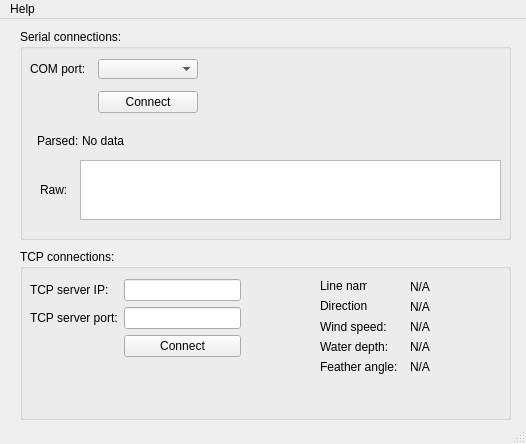
Before: the Qt Designer form venv/digiGUI.ui in bajer83/observerlog, drawn with Qt 5.
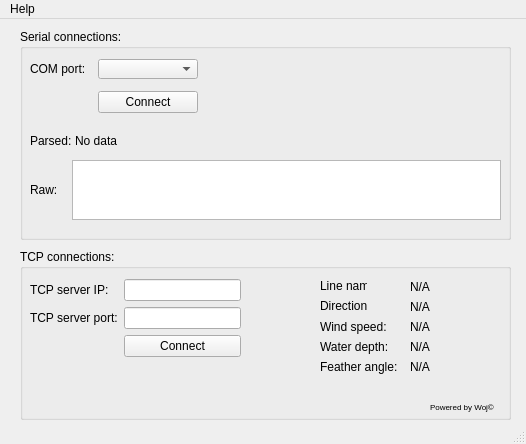
After: the same form once the commit is applied.

Commit message: Added more info into Help

```diff
--- a/venv/digiGUI.ui
+++ b/venv/digiGUI.ui
@@ -18,13 +18,13 @@
   </property>
   <property name="minimumSize">
    <size>
-    <width>300</width>
-    <height>300</height>
+    <width>526</width>
+    <height>444</height>
    </size>
   </property>
   <property name="maximumSize">
    <size>
-    <width>724</width>
+    <width>526</width>
     <height>604</height>
    </size>
   </property>
@@ -106,7 +106,7 @@
          <enum>QLayout::SetDefaultConstraint</enum>
         </property>
         <property name="leftMargin">
-         <number>7</number>
+         <number>0</number>
         </property>
         <property name="rightMargin">
          <number>0</number>
@@ -150,8 +150,11 @@
       </item>
       <item>
        <layout class="QHBoxLayout" name="horizontalLayout_3">
+        <property name="spacing">
+         <number>14</number>
+        </property>
         <property name="leftMargin">
-         <number>10</number>
+         <number>0</number>
         </property>
         <property name="rightMargin">
          <number>0</number>
@@ -179,7 +182,7 @@
           </property>
           <property name="minimumSize">
            <size>
-            <width>400</width>
+            <width>390</width>
             <height>50</height>
            </size>
           </property>
@@ -189,6 +192,9 @@
             <height>60</height>
            </size>
           </property>
+          <property name="autoFillBackground">
+           <bool>false</bool>
+          </property>
          </widget>
         </item>
        </layout>
@@ -380,6 +386,27 @@
       <string>N/A</string>
      </property>
     </widget>
+    <widget class="QLabel" name="label_9">
+     <property name="enabled">
+      <bool>true</bool>
+     </property>
+     <property name="geometry">
+      <rect>
+       <x>410</x>
+       <y>150</y>
+       <width>71</width>
+       <height>16</height>
+      </rect>
+     </property>
+     <property name="font">
+      <font>
+       <pointsize>6</pointsize>
+      </font>
+     </property>
+     <property name="text">
+      <string>Powered by Woj©</string>
+     </property>
+    </widget>
    </widget>
   </widget>
   <widget class="QStatusBar" name="statusbar"/>
```
The commit also changes 2 other files.
